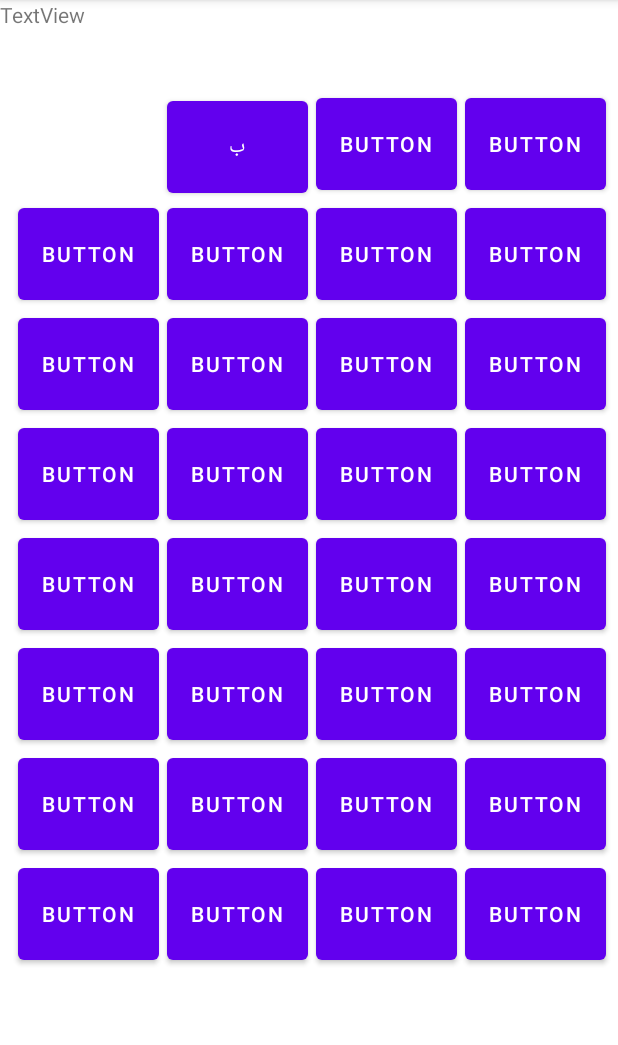
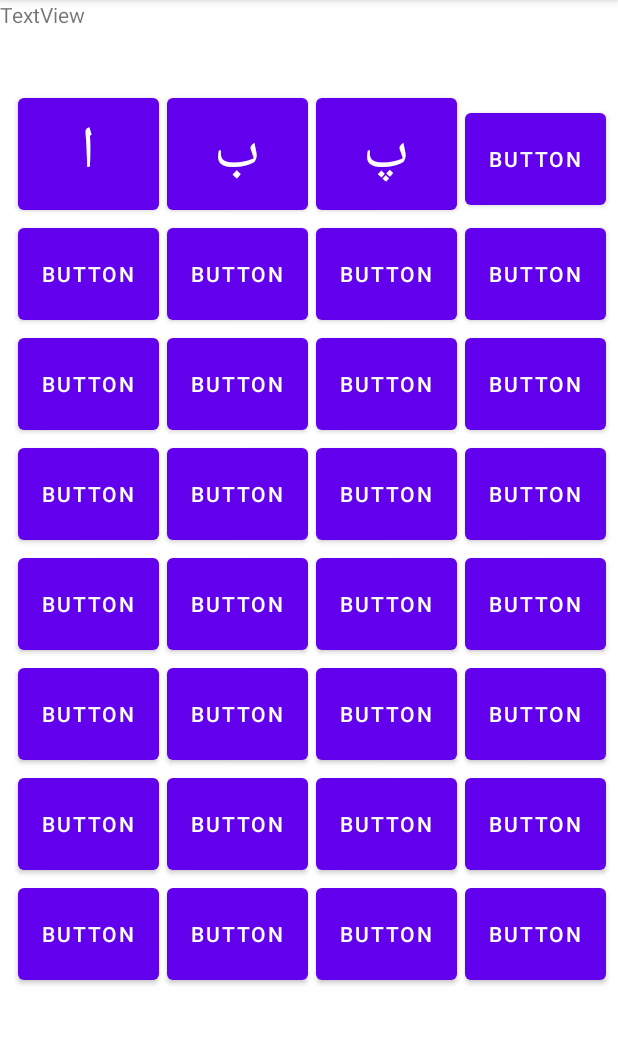
Before and after one commit to cawilkins/PollyGlot, an Android app: the Alphabet screen opened directly, with no data from a screen before it, on a phone screen of 412 x 824 dp, the part 84-1129 px from its top. Run offline under Robolectric (Android 15) with nearby library versions, the phone set to English and light mode, and no system bars.

Commit message:
Buttons all over the place

```diff
--- a/PollyGlot2/app/src/main/java/com/example/pollyglot/Alphabet.java
+++ b/PollyGlot2/app/src/main/java/com/example/pollyglot/Alphabet.java
@@ -9,18 +9,29 @@ import android.widget.Button;
 
 public class Alphabet extends AppCompatActivity {
 
+    Button btnalef;
     Button btnbe;
+    Button btnpe;
+
 
     @Override
     protected void onCreate(Bundle savedInstanceState) {
         super.onCreate(savedInstanceState);
         setContentView(R.layout.activity_alphabet);
 
+        btnalef = findViewById(R.id.button41);
         btnbe = findViewById(R.id.button42);
+        btnpe = findViewById(R.id.button43);
+
+        final MediaPlayer alefsound = MediaPlayer.create(this,R.raw.alef);
         final MediaPlayer besound = MediaPlayer.create(this,R.raw.be);
+        final MediaPlayer pesound = MediaPlayer.create(this,R.raw.pe);
+
+
+        btnalef.setOnClickListener(v -> alefsound.start());
         btnbe.setOnClickListener(v -> {
-            //make it so sound plays when button is clicked
             besound.start();
         });
+        btnpe.setOnClickListener(v -> pesound.start());
     }
 }
--- a/PollyGlot2/app/src/main/res/layout/activity_alphabet.xml
+++ b/PollyGlot2/app/src/main/res/layout/activity_alphabet.xml
@@ -27,28 +27,32 @@
 
             <Button
                 android:id="@+id/button41"
-                style="?android:attr/borderlessButtonStyle"
                 android:layout_width="wrap_content"
-                android:layout_height="73dp"
+                android:layout_height="wrap_content"
                 android:layout_marginStart="12dp"
                 android:layout_marginLeft="12dp"
                 android:layout_marginEnd="5dp"
                 android:layout_marginRight="5dp"
-                android:text="@string/aleph" />
+                android:text="@string/aleph"
+                android:textSize="39sp"/>
 
             <Button
                 android:id="@+id/button42"
                 android:layout_width="wrap_content"
-                android:layout_height="73dp"
+                android:layout_height="wrap_content"
                 android:layout_marginRight="5dp"
-                android:text="@string/be"/>
+                android:layout_marginEnd="5dp"
+                android:text="@string/be"
+                android:textSize="39sp" />
 
             <Button
                 android:id="@+id/button43"
                 android:layout_width="wrap_content"
-                android:layout_height="73dp"
+                android:layout_height="wrap_content"
                 android:layout_marginRight="5dp"
-                android:text="Button" />
+                android:layout_marginEnd="5dp"
+                android:text="@string/pe"
+                android:textSize="39sp"/>
 
             <Button
                 android:id="@+id/button44"
--- a/PollyGlot2/app/src/main/res/values/strings.xml
+++ b/PollyGlot2/app/src/main/res/values/strings.xml
@@ -2,4 +2,5 @@
     <string name="app_name">PollyGlot</string>
     <string name="aleph">ا</string>
     <string name="be">ب</string>
+    <string name="pe">پ</string>
 </resources>
```
Also changed, not shown: 2 other files.
